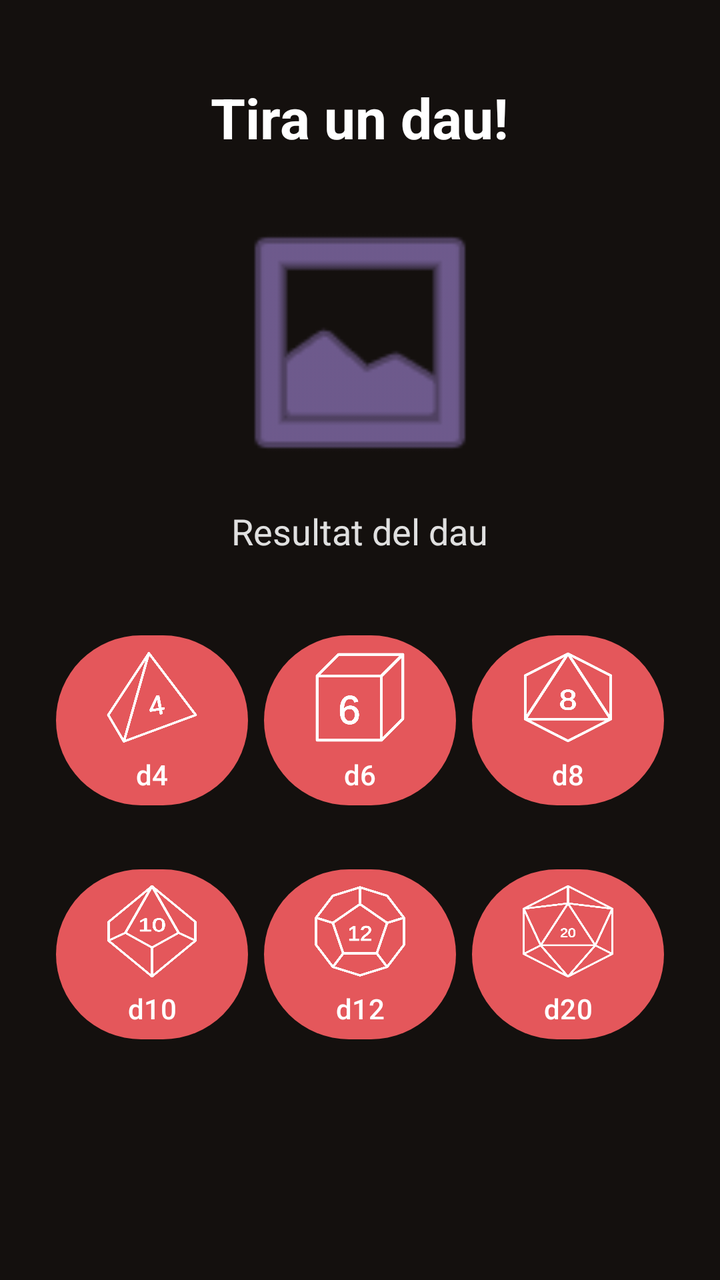
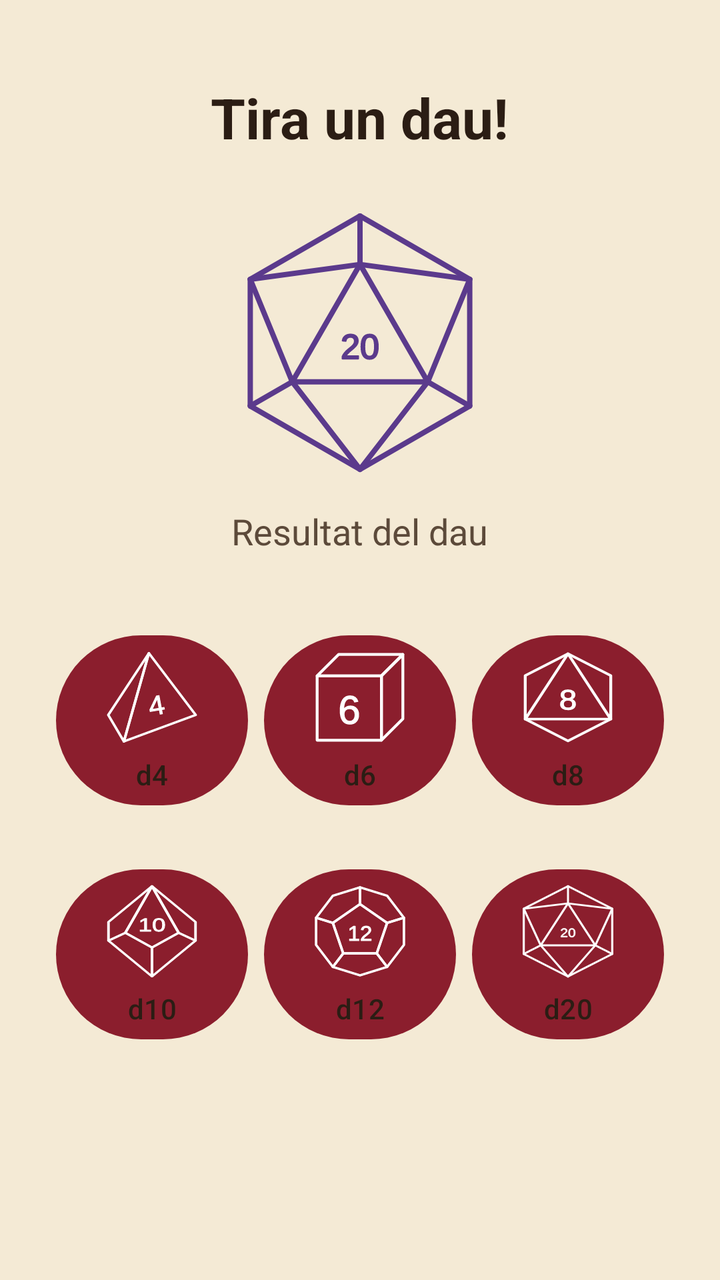

Screens rendered from an Android XML layout before and after an edit, with the pre-edit source and the edit as a unified diff.
<!-- AndroidManifest.xml: application theme Theme.DnDiceCompanion -->
<!-- res/layout/fragment_daus.xml -->
<?xml version="1.0" encoding="utf-8"?>
<LinearLayout xmlns:android="http://schemas.android.com/apk/res/android"
    xmlns:app="http://schemas.android.com/apk/res-auto"
    xmlns:tools="http://schemas.android.com/tools"
    android:id="@+id/main"
    android:layout_width="match_parent"
    android:layout_height="match_parent"
    android:orientation="vertical"
    android:gravity="center_horizontal"
    android:padding="24dp"
    android:background="@color/fons_fosc"
    tools:context=".MainActivity">

    <TextView
        android:id="@+id/tv_title"
        android:layout_width="wrap_content"
        android:layout_height="wrap_content"
        android:layout_marginTop="16dp"
        android:layout_marginBottom="24dp"
        android:gravity="center"
        android:text="@string/roll_dice_title"
        android:textColor="@color/text_principal_fosc"
        android:textSize="28sp"
        android:textStyle="bold" />

    <LinearLayout
        android:id="@+id/layout_upper_section"
        android:layout_width="match_parent"
        android:layout_height="wrap_content"
        android:orientation="vertical"
        android:gravity="center"
        android:layout_marginBottom="32dp">

        <ImageView
            android:id="@+id/iv_dice_image"
            android:layout_width="140dp"
            android:layout_height="140dp"
            android:layout_gravity="center_horizontal"
            android:layout_marginBottom="12dp"
            android:contentDescription="@string/dice_image_desc"
            android:src="@android:drawable/ic_menu_gallery"
            app:tint="@color/accent_arca_fosc" />

        <TextView
            android:id="@+id/tv_dice_result"
            android:layout_width="wrap_content"
            android:layout_height="wrap_content"
            android:layout_gravity="center_horizontal"
            android:gravity="center"
            android:text="@string/dice_result_placeholder"
            android:textColor="@color/text_secundari_fosc"
            android:textSize="18sp" />
    </LinearLayout>

    <LinearLayout
        android:id="@+id/layout_buttons_container"
        android:layout_width="match_parent"
        android:layout_height="wrap_content"
        android:orientation="vertical"
        android:gravity="center">

        <LinearLayout
            android:id="@+id/layout_row1"
            android:layout_width="match_parent"
            android:layout_height="wrap_content"
            android:orientation="horizontal"
            android:gravity="center"
            android:layout_marginBottom="16dp">

            <com.google.android.material.button.MaterialButton
                android:id="@+id/btn_d4"
                android:layout_width="0dp"
                android:layout_height="wrap_content"
                android:layout_weight="1"
                android:layout_margin="4dp"
                android:text="@string/d4"
                android:contentDescription="@string/d4"
                android:textColor="@color/text_principal_fosc"
                app:backgroundTint="@color/primari_roig_brasa_fosc"
                app:icon="@drawable/dice4"
                app:iconSize="50dp"
                app:iconGravity="top"
                app:iconPadding="4dp" />

            <com.google.android.material.button.MaterialButton
                android:id="@+id/btn_d6"
                android:layout_width="0dp"
                android:layout_height="wrap_content"
                android:layout_weight="1"
                android:layout_margin="4dp"
                android:text="@string/d6"
                android:contentDescription="@string/d6"
                android:textColor="@color/text_principal_fosc"
                app:backgroundTint="@color/primari_roig_brasa_fosc"
                app:icon="@drawable/dice6"
                app:iconSize="50dp"
                app:iconGravity="top"
                app:iconPadding="4dp" />

            <com.google.android.material.button.MaterialButton
                android:id="@+id/btn_d8"
                android:layout_width="0dp"
                android:layout_height="wrap_content"
                android:layout_weight="1"
                android:layout_margin="4dp"
                android:text="@string/d8"
                android:contentDescription="@string/d8"
                android:textColor="@color/text_principal_fosc"
                app:backgroundTint="@color/primari_roig_brasa_fosc"
                app:icon="@drawable/dice8"
                app:iconSize="50dp"
                app:iconGravity="top"
                app:iconPadding="4dp" />

        </LinearLayout>

        <LinearLayout
            android:id="@+id/layout_row2"
            android:layout_width="match_parent"
            android:layout_height="wrap_content"
            android:orientation="horizontal"
            android:gravity="center">

            <com.google.android.material.button.MaterialButton
                android:id="@+id/btn_d10"
                android:layout_width="0dp"
                android:layout_height="wrap_content"
                android:layout_weight="1"
                android:layout_margin="4dp"
                android:text="@string/d10"
                android:contentDescription="@string/d10"
                android:textColor="@color/text_principal_fosc"
                app:backgroundTint="@color/primari_roig_brasa_fosc"
                app:icon="@drawable/dice10"
                app:iconSize="50dp"
                app:iconGravity="top"
                app:iconPadding="4dp" />

            <com.google.android.material.button.MaterialButton
                android:id="@+id/btn_d12"
                android:layout_width="0dp"
                android:layout_height="wrap_content"
                android:layout_weight="1"
                android:layout_margin="4dp"
                android:text="@string/d12"
                android:contentDescription="@string/d12"
                android:textColor="@color/text_principal_fosc"
                app:backgroundTint="@color/primari_roig_brasa_fosc"
                app:icon="@drawable/dice12"
                app:iconSize="50dp"
                app:iconGravity="top"
                app:iconPadding="4dp" />

            <com.google.android.material.button.MaterialButton
                android:id="@+id/btn_d20"
                android:layout_width="0dp"
                android:layout_height="wrap_content"
                android:layout_weight="1"
                android:layout_margin="4dp"
                android:text="@string/d20"
                android:contentDescription="@string/d20"
                android:textColor="@color/text_principal_fosc"
                app:backgroundTint="@color/primari_roig_brasa_fosc"
                app:icon="@drawable/dice20"
                app:iconSize="50dp"
                app:iconGravity="top"
                app:iconPadding="4dp" />

        </LinearLayout>

    </LinearLayout>

</LinearLayout>
<!-- resources referenced by this layout -->
<resources>
  <color name="accent_arca_fosc">#A98BE0</color>
  <color name="fons_fosc">#14100E</color>
  <color name="primari_roig_brasa_fosc">#E4575B</color>
  <color name="text_principal_fosc">#FFFFFF</color>
  <color name="text_secundari_fosc">#E0E0E0</color>
  <!-- drawable dice4 (drawable) -->
  <vector xmlns:android="http://schemas.android.com/apk/res/android"
      android:width="320dp"
      android:height="340dp"
      android:viewportWidth="160"
      android:viewportHeight="170">
    <path
        android:pathData="M75,10L35,160L150,115Z"
        android:strokeLineJoin="round"
        android:strokeWidth="4"
        android:fillColor="#00000000"
        android:strokeColor="#000000"
        android:strokeLineCap="round"/>
    <path
        android:pathData="M75,10L10,115L35,160Z"
        android:strokeLineJoin="round"
        android:strokeWidth="4"
        android:fillColor="#00000000"
        android:strokeColor="#000000"
        android:strokeLineCap="round"/>
    <path
        android:pathData="M95.51,105.98 L96.76,113.03 93,113.7 91.75,106.64 77.06,109.23 76.52,106.13 87.08,82.6 91.26,81.87 94.96,102.84 99.34,102.06 99.89,105.21ZM88.29,87.02Q88.27,87.16 87.88,88.3Q87.49,89.44 87.27,89.91L81.36,103.09L80.46,104.94L80.18,105.44L91.2,103.5Z"
        android:strokeLineJoin="round"
        android:strokeWidth="1.2"
        android:fillColor="#000000"
        android:strokeColor="#000000"/>
  </vector>
  <string name="d10">d10</string>
  <string name="d12">d12</string>
  <string name="d20">d20</string>
  <string name="d4">d4</string>
  <string name="d6">d6</string>
  <string name="d8">d8</string>
  <string name="dice_image_desc">Imatge del dau</string>
  <string name="dice_result_placeholder">Resultat del dau</string>
  <string name="roll_dice_title">Tira un dau!</string>
  <style name="Theme.DnDiceCompanion" parent="Base.Theme.DnDiceCompanion" />
  <style name="Base.Theme.DnDiceCompanion" parent="Theme.Material3.DayNight.NoActionBar">
      </style>
  <!-- unchanged entries left out for length: 5 -->
</resources>

<!-- the commit's change to res/layout/fragment_daus.xml (unified diff, before → after) -->
@@ -8,7 +8,6 @@
     android:orientation="vertical"
     android:gravity="center_horizontal"
     android:padding="24dp"
-    android:background="@color/fons_fosc"
     tools:context=".MainActivity">
 
     <TextView
@@ -19,7 +18,7 @@
         android:layout_marginBottom="24dp"
         android:gravity="center"
         android:text="@string/roll_dice_title"
-        android:textColor="@color/text_principal_fosc"
+        android:textColor="?attr/colorOnSurface"
         android:textSize="28sp"
         android:textStyle="bold" />
 
@@ -38,8 +37,8 @@
             android:layout_gravity="center_horizontal"
             android:layout_marginBottom="12dp"
             android:contentDescription="@string/dice_image_desc"
-            android:src="@android:drawable/ic_menu_gallery"
-            app:tint="@color/accent_arca_fosc" />
+            android:src="@drawable/dice20"
+            app:tint="?attr/colorTertiary" />
 
         <TextView
             android:id="@+id/tv_dice_result"
@@ -48,7 +47,7 @@
             android:layout_gravity="center_horizontal"
             android:gravity="center"
             android:text="@string/dice_result_placeholder"
-            android:textColor="@color/text_secundari_fosc"
+            android:textColor="?attr/colorOnSurfaceVariant"
             android:textSize="18sp" />
     </LinearLayout>
 
@@ -75,8 +74,8 @@
                 android:layout_margin="4dp"
                 android:text="@string/d4"
                 android:contentDescription="@string/d4"
-                android:textColor="@color/text_principal_fosc"
-                app:backgroundTint="@color/primari_roig_brasa_fosc"
+                android:textColor="?attr/colorOnSurface"
+                app:backgroundTint="?attr/colorPrimary"
                 app:icon="@drawable/dice4"
                 app:iconSize="50dp"
                 app:iconGravity="top"
@@ -90,8 +89,8 @@
                 android:layout_margin="4dp"
                 android:text="@string/d6"
                 android:contentDescription="@string/d6"
-                android:textColor="@color/text_principal_fosc"
-                app:backgroundTint="@color/primari_roig_brasa_fosc"
+                android:textColor="?attr/colorOnSurface"
+                app:backgroundTint="?attr/colorPrimary"
                 app:icon="@drawable/dice6"
                 app:iconSize="50dp"
                 app:iconGravity="top"
@@ -105,8 +104,8 @@
                 android:layout_margin="4dp"
                 android:text="@string/d8"
                 android:contentDescription="@string/d8"
-                android:textColor="@color/text_principal_fosc"
-                app:backgroundTint="@color/primari_roig_brasa_fosc"
+                android:textColor="?attr/colorOnSurface"
+                app:backgroundTint="?attr/colorPrimary"
                 app:icon="@drawable/dice8"
                 app:iconSize="50dp"
                 app:iconGravity="top"
@@ -129,8 +128,8 @@
                 android:layout_margin="4dp"
                 android:text="@string/d10"
                 android:contentDescription="@string/d10"
-                android:textColor="@color/text_principal_fosc"
-                app:backgroundTint="@color/primari_roig_brasa_fosc"
+                android:textColor="?attr/colorOnSurface"
+                app:backgroundTint="?attr/colorPrimary"
                 app:icon="@drawable/dice10"
                 app:iconSize="50dp"
                 app:iconGravity="top"
@@ -144,8 +143,8 @@
                 android:layout_margin="4dp"
                 android:text="@string/d12"
                 android:contentDescription="@string/d12"
-                android:textColor="@color/text_principal_fosc"
-                app:backgroundTint="@color/primari_roig_brasa_fosc"
+                android:textColor="?attr/colorOnSurface"
+                app:backgroundTint="?attr/colorPrimary"
                 app:icon="@drawable/dice12"
                 app:iconSize="50dp"
                 app:iconGravity="top"
@@ -159,8 +158,8 @@
                 android:layout_margin="4dp"
                 android:text="@string/d20"
                 android:contentDescription="@string/d20"
-                android:textColor="@color/text_principal_fosc"
-                app:backgroundTint="@color/primari_roig_brasa_fosc"
+                android:textColor="?attr/colorOnSurface"
+                app:backgroundTint="?attr/colorPrimary"
                 app:icon="@drawable/dice20"
                 app:iconSize="50dp"
                 app:iconGravity="top"
<!-- resource entries referenced after the edit -->
@@ -1,10 +1,5 @@
 <!-- resources referenced by this layout -->
 <resources>
-  <color name="accent_arca_fosc">#A98BE0</color>
-  <color name="fons_fosc">#14100E</color>
-  <color name="primari_roig_brasa_fosc">#E4575B</color>
-  <color name="text_principal_fosc">#FFFFFF</color>
-  <color name="text_secundari_fosc">#E0E0E0</color>
   <!-- drawable dice4 (drawable) -->
   <vector xmlns:android="http://schemas.android.com/apk/res/android"
       android:width="320dp"
@@ -43,7 +38,23 @@
   <string name="roll_dice_title">Tira un dau!</string>
   <style name="Theme.DnDiceCompanion" parent="Base.Theme.DnDiceCompanion" />
   <style name="Base.Theme.DnDiceCompanion" parent="Theme.Material3.DayNight.NoActionBar">
+          <item name="colorPrimary">@color/primari_roig_drac_clar</item>
+          <item name="colorSecondary">@color/secundari_or_clar</item>
+          <item name="colorTertiary">@color/accent_arca_clar</item>
+          <item name="android:windowBackground">@color/fons_clar</item>
+          <item name="colorSurface">@color/superficie_clar</item>
+          <item name="colorOnSurface">@color/text_principal_clar</item>
+          <item name="colorOnSurfaceVariant">@color/text_secundari_clar</item>
+          <item name="colorOutline">@color/vora_clar</item>
       </style>
+  <color name="primari_roig_drac_clar">#8B1E2D</color>
+  <color name="secundari_or_clar">#B8862B</color>
+  <color name="accent_arca_clar">#5B3A8C</color>
+  <color name="fons_clar">#F4EAD5</color>
+  <color name="superficie_clar">#FBF5E6</color>
+  <color name="text_principal_clar">#2B1D14</color>
+  <color name="text_secundari_clar">#5C4A3A</color>
+  <color name="vora_clar">#CDB894</color>
   <!-- unchanged entries left out for length: 5 -->
 </resources>
 
